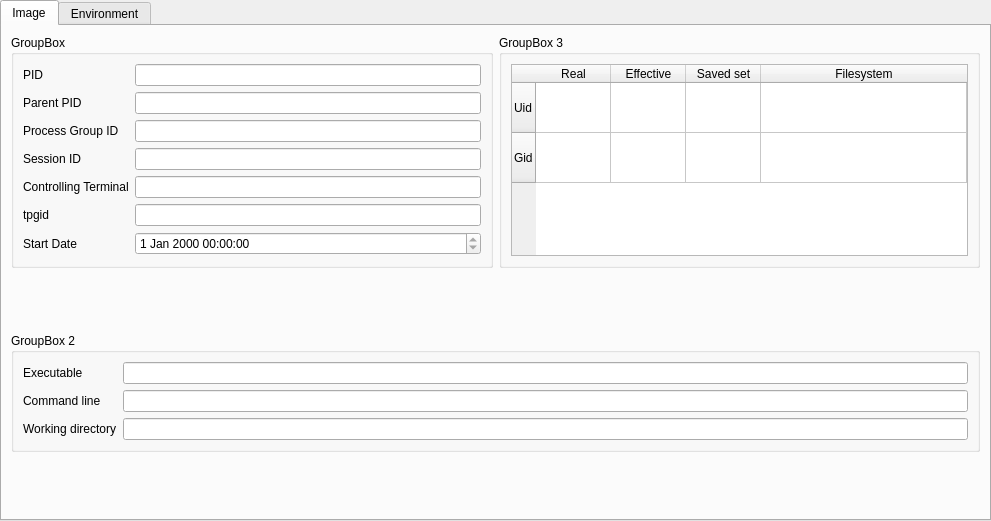
First picture: the form in src/processdetailview.ui, repository Wenzel/kmonitor, before the edit.
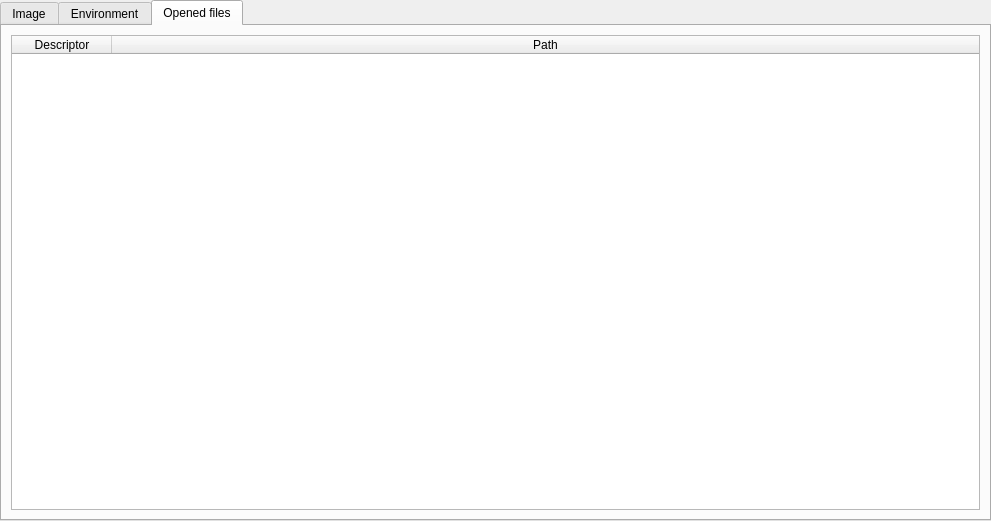
Second picture: the form after the edit. The open tabs and pages were chosen to show the change.

Commit message: add Opened files view

```diff
--- a/src/processdetailview.ui
+++ b/src/processdetailview.ui
@@ -307,6 +307,36 @@
     </item>
    </layout>
   </widget>
+  <widget class="QWidget" name="tab_fds">
+   <attribute name="title">
+    <string>Opened files</string>
+   </attribute>
+   <layout class="QHBoxLayout" name="horizontalLayout_4">
+    <item>
+     <widget class="QTableWidget" name="tableWidget_fds">
+      <property name="editTriggers">
+       <set>QAbstractItemView::NoEditTriggers</set>
+      </property>
+      <property name="sortingEnabled">
+       <bool>true</bool>
+      </property>
+      <attribute name="horizontalHeaderStretchLastSection">
+       <bool>true</bool>
+      </attribute>
+      <column>
+       <property name="text">
+        <string>Descriptor</string>
+       </property>
+      </column>
+      <column>
+       <property name="text">
+        <string>Path</string>
+       </property>
+      </column>
+     </widget>
+    </item>
+   </layout>
+  </widget>
  </widget>
  <resources/>
  <connections/>
```
The commit also changes 5 other files.
